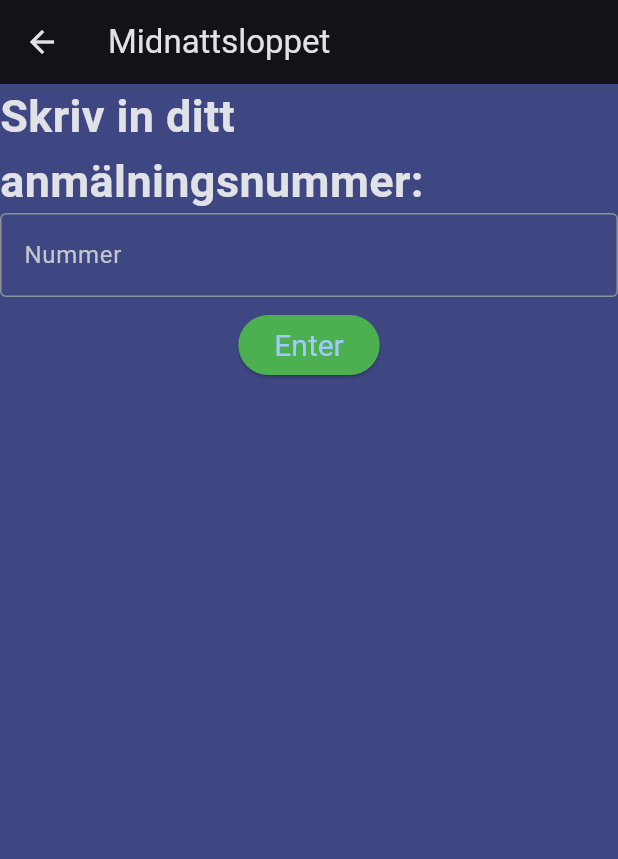
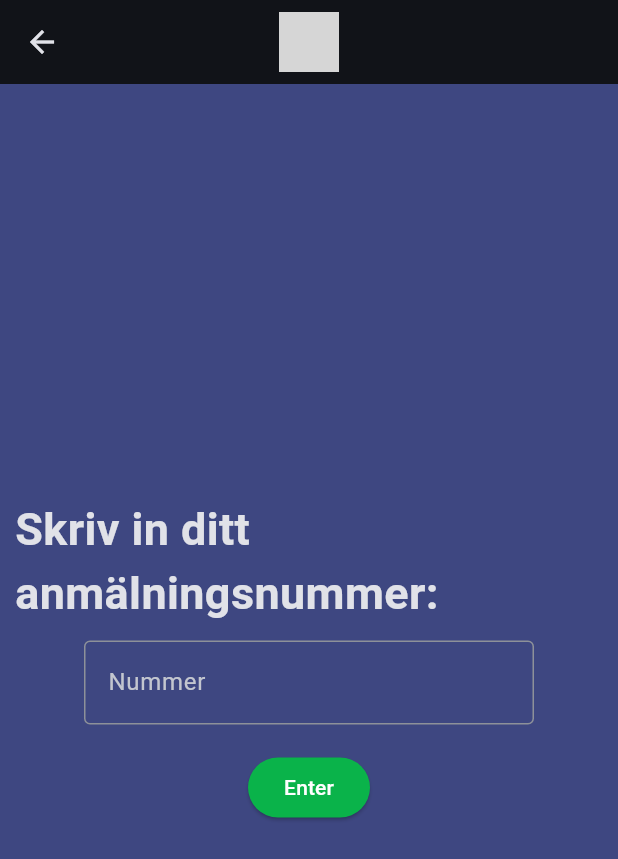
Before and after one commit to gupr/smilet, a Flutter app: the screen it shows after launch, after a tap on "Kom in", on a phone screen of 412 x 824 dp. Shown: the top 859 px of the screen. Run offline on Flutter 3.47's test engine with Material 3 defaults, Android fonts, the phone set to English and light mode, and no system bars; missing offline and left inert: date_count_down; grey boxes are pictures that could not be loaded.

Commit message:
Small updates

```diff
--- a/lib/main.dart
+++ b/lib/main.dart
@@ -1,7 +1,7 @@
 import 'package:date_count_down/date_count_down.dart';
 import 'package:flutter/material.dart';
 
-import 'signUpPage.dart';
+import 'SignUpPage.dart';
 
 void main() {
   runApp(const MainApp());
@@ -17,8 +17,13 @@
         debugShowCheckedModeBanner: false,
         home: WelcomePage(title: ""),
         theme: ThemeData(
+          // Background color of app
           scaffoldBackgroundColor: Color.fromARGB(255, 62, 71, 129),
           useMaterial3: true,
+          // Change page transition
+          pageTransitionsTheme: PageTransitionsTheme(builders: {
+            TargetPlatform.windows: CupertinoPageTransitionsBuilder(),
+          }),
 
           // Define the default brightness and colors.
           colorScheme: ColorScheme.fromSeed(
@@ -55,27 +60,32 @@
             Padding(
               padding: const EdgeInsets.all(60.0),
               child: SizedBox(
-                width: 220,
-                height: 220,
+                width: 300,
+                height: 300,
                 child: Image.asset(
                   'images/midnattslopp.png',
                   fit: BoxFit.scaleDown,
                 ),
               ),
             ),
-            Text(
-              'Det är ',
-            ),
+            Text('Det är ',
+                style: TextStyle(
+                  fontSize: 20,
+                )),
             CountDownText(
               due: DateTime.parse("2024-08-17"),
               finishedText: "ingen tid",
               showLabel: true,
               longDateName: false,
-              style: TextStyle(color: Colors.blue),
+              style: TextStyle(
+                  color: Color.fromARGB(255, 255, 243, 115),
+                  fontSize: 20,
+                  fontWeight: FontWeight.bold),
             ),
-            Text(
-              'kvar till Midnattsloppet!',
-            ),
+            Text('kvar till Midnattsloppet!',
+                style: TextStyle(
+                  fontSize: 20,
+                )),
             Padding(
               padding: const EdgeInsets.all(25.0),
               child: TextButton(
@@ -84,7 +94,7 @@
                   ),
                   onPressed: () {
                     Navigator.push(context,
-                        MaterialPageRoute(builder: (context) => signUpPage()));
+                        MaterialPageRoute(builder: (context) => SignUpPage()));
                   },
                   child: Text('Kom in', style: TextStyle(color: Colors.white))),
             ),
--- a/lib/signUpPage.dart
+++ b/lib/signUpPage.dart
@@ -1,7 +1,8 @@
 import 'package:flutter/material.dart';
+import 'package:flutter/services.dart';
 
-class signUpPage extends StatelessWidget {
-  const signUpPage({
+class SignUpPage extends StatelessWidget {
+  const SignUpPage({
     super.key,
   });
 
@@ -17,26 +18,46 @@
     final textHeadStyle =
         TextStyle(fontSize: 30.0, fontWeight: FontWeight.bold);
 
-    final textGPSStyle = TextStyle(fontSize: 24.0, fontStyle: FontStyle.italic);
-
     return Scaffold(
-        appBar: AppBar(title: Text('Midnattsloppet')),
+        appBar: AppBar(
+          centerTitle: true,
+          title: Image.asset(
+            'images/ml_logo.png',
+            height: 40,
+          ),
+        ),
         body: Column(
+          mainAxisAlignment: MainAxisAlignment.center,
           children: [
-            Text('Skriv in ditt anmälningsnummer: ', style: textHeadStyle),
-            const TextField(
-              decoration: InputDecoration(
-                border: OutlineInputBorder(),
-                labelText: 'Nummer',
+            Padding(
+              padding: const EdgeInsets.all(10.0),
+              child: Text('Skriv in ditt anmälningsnummer: ',
+                  style: textHeadStyle),
+            ),
+            Container(
+              alignment: Alignment.center,
+              child: SizedBox(
+                width: 300,
+                height: 64,
+                child: TextField(
+                  // Only allow number input
+                  inputFormatters: [FilteringTextInputFormatter.digitsOnly],
+                  keyboardType: TextInputType.number,
+                  decoration: InputDecoration(
+                    border: OutlineInputBorder(),
+                    labelText: 'Nummer',
+                  ),
+                ),
               ),
             ),
             Padding(
-              padding: const EdgeInsets.all(8.0),
+              padding: const EdgeInsets.all(10.0),
               child: ElevatedButton(
-                style: updateStyle,
-                onPressed: () {},
-                child: const Text('Enter'),
-              ),
+                  style: TextButton.styleFrom(
+                    backgroundColor: Color.fromARGB(255, 10, 179, 74),
+                  ),
+                  onPressed: () {},
+                  child: Text('Enter', style: TextStyle(color: Colors.white))),
             ),
           ],
         ));
```
